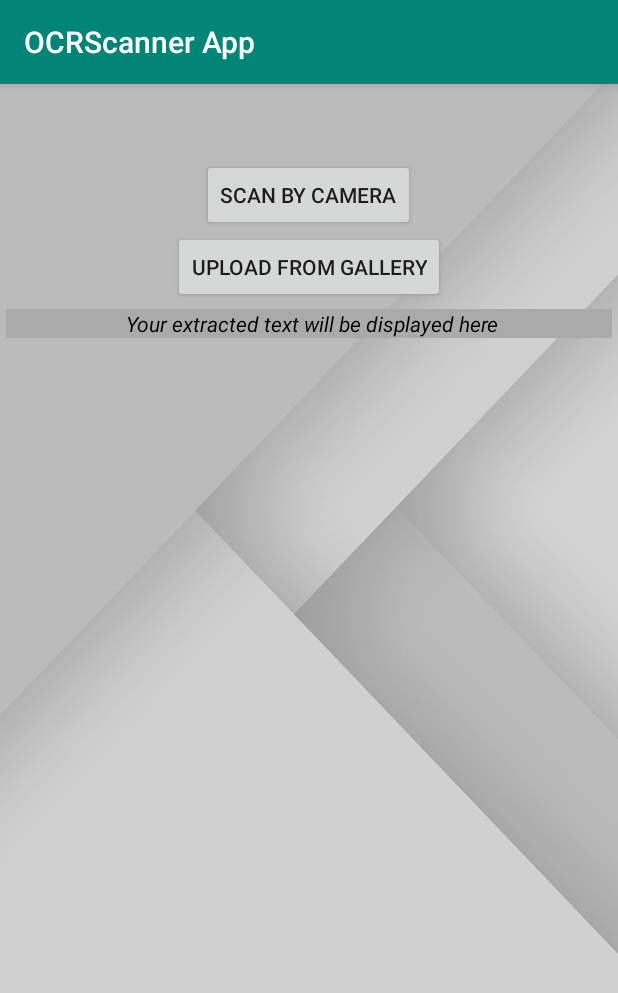
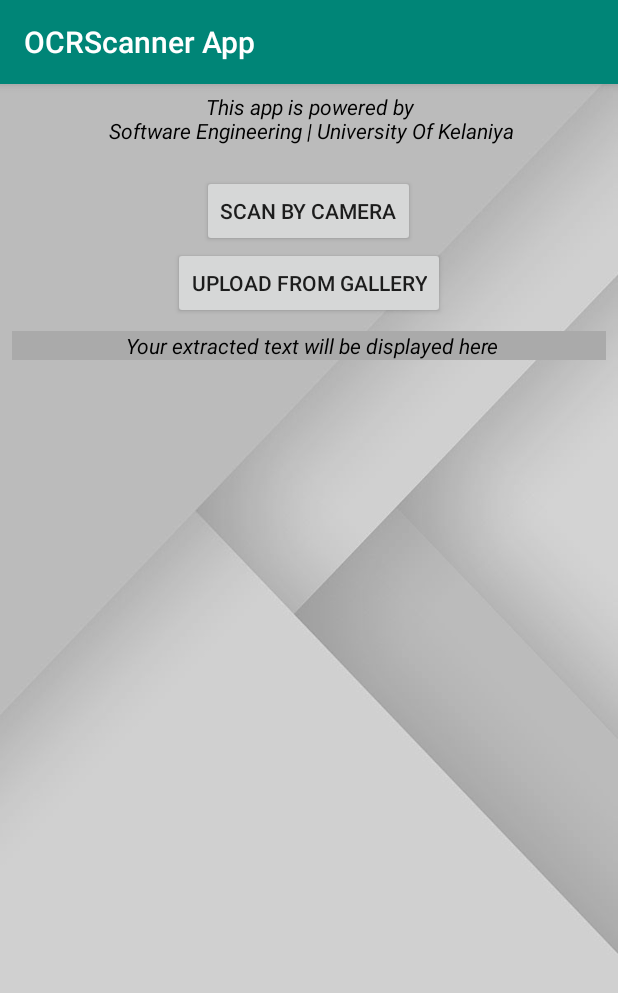
Before and after one commit to mihinduranasinghe/OCR_Scanner_App, an Android app: the screen it shows after launch (HomeActivity), on a phone screen of 412 x 824 dp. Shown: the top 993 px of the screen. Run offline under Robolectric (Android 15) with nearby library versions, the phone set to English and light mode, and no system bars; our stand-ins replace ButterKnife; libraries missing offline, so code that uses them is left out: com.googlecode.tesseract; Roboto replaces fonts that are not available here; 1 statement that could not run was skipped.

Commit message:
Code Refactored

```diff
--- a/OCRScannerApp/app/src/main/java/OCR/OCRScanner/MainActivity.java
+++ b/OCRScannerApp/app/src/main/java/OCR/OCRScanner/MainActivity.java
@@ -9,7 +9,7 @@ import com.mihinduranasinhe.OCR.R;
 
 public class MainActivity extends AppCompatActivity {
 
-    private static int SPLASH_TIME_OUT  = 4000;
+    private static int SPLASH_TIME_OUT = 4000;
 
     @Override
     protected void onCreate(Bundle savedInstanceState) {
@@ -20,10 +20,10 @@ public class MainActivity extends AppCompatActivity {
         new Handler().postDelayed(new Runnable() {
             @Override
             public void run() {
-                Intent homeIntent =  new Intent(MainActivity.this, HomeActivity.class);
+                Intent homeIntent = new Intent(MainActivity.this, HomeActivity.class);
                 startActivity(homeIntent);
                 finish();
             }
-        },SPLASH_TIME_OUT);
+        }, SPLASH_TIME_OUT);
     }
 }
--- a/OCRScannerApp/app/src/main/java/OCR/Server/Database.java
+++ b/OCRScannerApp/app/src/main/java/OCR/Server/Database.java
@@ -15,9 +15,9 @@ public class Database {
 
         MongoCollection collection = database.getCollection("test");
 
-        Document document = new Document("Name","Mihindu");
-        document.append("Age","22");
-        document.append("Gender","Male");
+        Document document = new Document("Name", "Mihindu");
+        document.append("Age", "22");
+        document.append("Gender", "Male");
         collection.insertOne(document);
     }
 }
--- a/OCRScannerApp/app/src/main/res/layout/activity_home.xml
+++ b/OCRScannerApp/app/src/main/res/layout/activity_home.xml
@@ -5,6 +5,16 @@
     android:orientation="vertical"
     android:background="@drawable/bg"
     xmlns:android="http://schemas.android.com/apk/res/android">
+    <TextView
+        android:id="@+id/header_text"
+        android:layout_width="match_parent"
+        android:layout_height="wrap_content"
+        android:layout_gravity="fill"
+        android:layout_marginTop="5dp"
+        android:textStyle="italic"
+        android:textAlignment="center"
+        android:textColor="@android:color/black"
+        android:text=" This app is powered by \n Software Engineering | University Of Kelaniya"/>
 
 <ScrollView xmlns:android="http://schemas.android.com/apk/res/android"
     xmlns:tools="http://schemas.android.com/tools"
@@ -17,7 +27,7 @@
     <LinearLayout
         android:layout_width="match_parent"
         android:layout_height="wrap_content"
-        android:layout_marginTop="50dp"
+        android:layout_marginTop="20dp"
         android:orientation="vertical">
 
         <LinearLayout
@@ -43,7 +53,7 @@
         <LinearLayout
             android:layout_width="match_parent"
             android:layout_height="wrap_content"
-            android:layout_margin="4dp"
+            android:layout_margin="8dp"
             android:background="@android:color/darker_gray"
             android:orientation="horizontal">
 
@@ -65,6 +75,7 @@
         <LinearLayout
             android:layout_width="match_parent"
             android:layout_height="wrap_content"
+            android:layout_marginTop="6dp"
             android:orientation="vertical">
 
             <ImageView
```
Also changed, not shown: OCRScannerApp/app/src/main/java/OCR/OCRScanner/HomeActivity.java (+16 -21 lines), OCRScannerApp/app/src/main/java/OCR/OCRScanner/Permission.java (+35 -23 lines).
